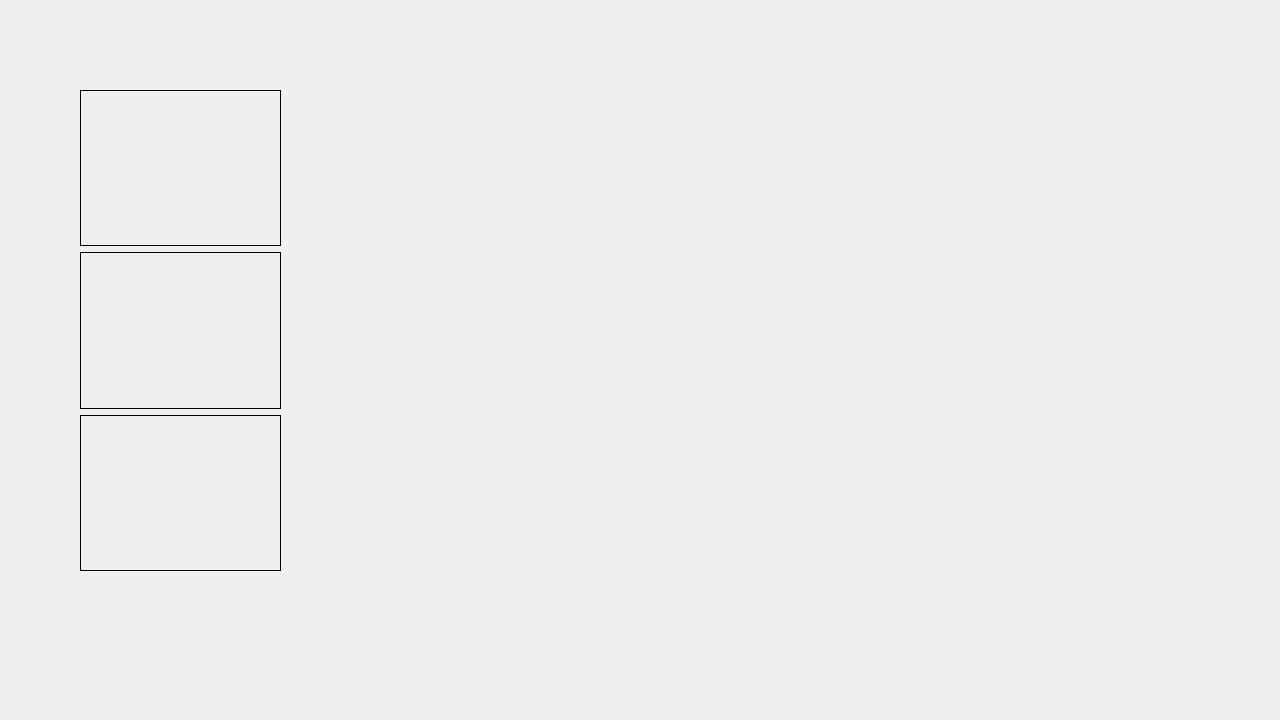
This is game2/fightui.ui in guyuisland/cxsjsj as Qt 5 draws it before an edit. The edited form follows.
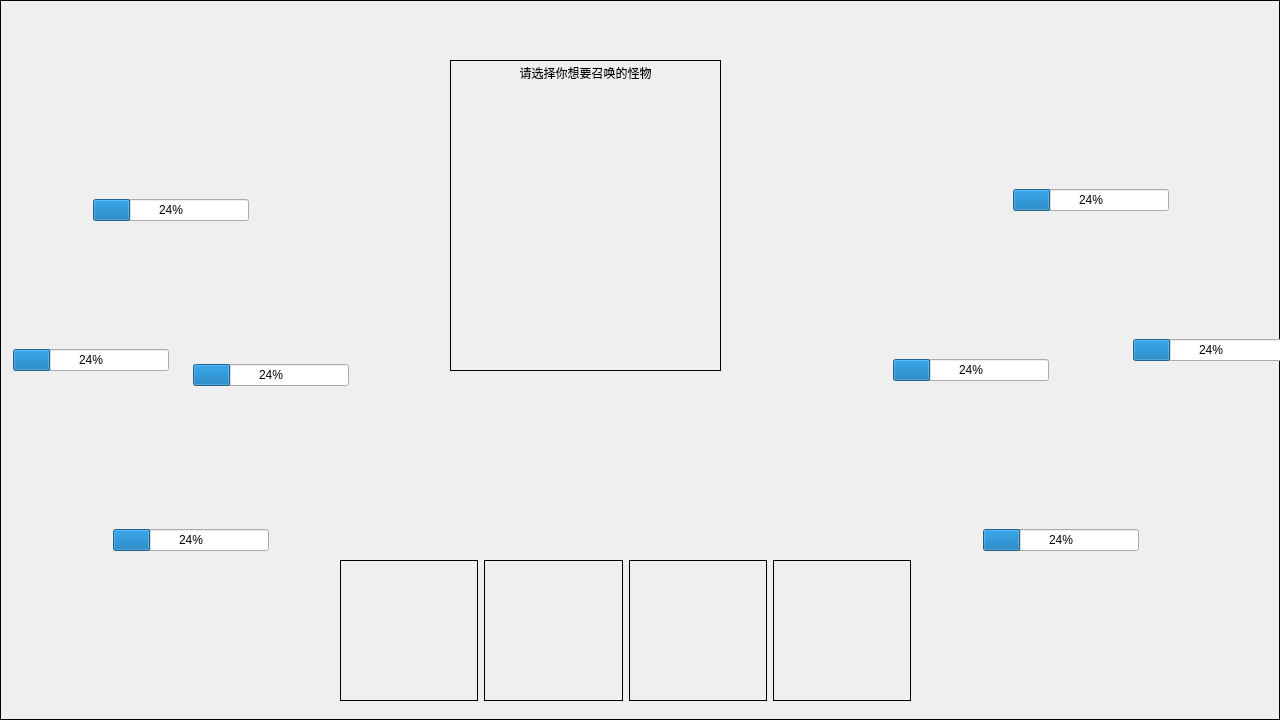
This is the edited form. Custom widgets are drawn as their Qt base class.

Patch:
```diff
--- a/game2/fightui.ui
+++ b/game2/fightui.ui
@@ -13,49 +13,546 @@
   <property name="windowTitle">
    <string>Dialog</string>
   </property>
+  <widget class="MyLabel" name="my_monster2">
+   <property name="geometry">
+    <rect>
+     <x>70</x>
+     <y>20</y>
+     <width>200</width>
+     <height>200</height>
+    </rect>
+   </property>
+   <property name="frameShape">
+    <enum>QFrame::NoFrame</enum>
+   </property>
+   <property name="text">
+    <string/>
+   </property>
+  </widget>
+  <widget class="MyLabel" name="my_monster1">
+   <property name="geometry">
+    <rect>
+     <x>160</x>
+     <y>190</y>
+     <width>200</width>
+     <height>200</height>
+    </rect>
+   </property>
+   <property name="frameShape">
+    <enum>QFrame::NoFrame</enum>
+   </property>
+   <property name="text">
+    <string/>
+   </property>
+  </widget>
+  <widget class="MyLabel" name="my_monster3">
+   <property name="geometry">
+    <rect>
+     <x>80</x>
+     <y>350</y>
+     <width>200</width>
+     <height>200</height>
+    </rect>
+   </property>
+   <property name="frameShape">
+    <enum>QFrame::NoFrame</enum>
+   </property>
+   <property name="text">
+    <string/>
+   </property>
+  </widget>
+  <widget class="MyLabel" name="my_label">
+   <property name="geometry">
+    <rect>
+     <x>10</x>
+     <y>240</y>
+     <width>100</width>
+     <height>100</height>
+    </rect>
+   </property>
+   <property name="frameShape">
+    <enum>QFrame::NoFrame</enum>
+   </property>
+   <property name="text">
+    <string/>
+   </property>
+  </widget>
+  <widget class="MyLabel" name="enemy_label">
+   <property name="geometry">
+    <rect>
+     <x>1150</x>
+     <y>240</y>
+     <width>100</width>
+     <height>100</height>
+    </rect>
+   </property>
+   <property name="frameShape">
+    <enum>QFrame::NoFrame</enum>
+   </property>
+   <property name="text">
+    <string/>
+   </property>
+  </widget>
+  <widget class="MyLabel" name="enemy_monster3">
+   <property name="geometry">
+    <rect>
+     <x>960</x>
+     <y>350</y>
+     <width>200</width>
+     <height>200</height>
+    </rect>
+   </property>
+   <property name="frameShape">
+    <enum>QFrame::NoFrame</enum>
+   </property>
+   <property name="text">
+    <string/>
+   </property>
+  </widget>
+  <widget class="MyLabel" name="enemy_monster1">
+   <property name="geometry">
+    <rect>
+     <x>870</x>
+     <y>190</y>
+     <width>200</width>
+     <height>200</height>
+    </rect>
+   </property>
+   <property name="frameShape">
+    <enum>QFrame::NoFrame</enum>
+   </property>
+   <property name="text">
+    <string/>
+   </property>
+  </widget>
+  <widget class="MyLabel" name="enemy_monster2">
+   <property name="geometry">
+    <rect>
+     <x>970</x>
+     <y>20</y>
+     <width>200</width>
+     <height>200</height>
+    </rect>
+   </property>
+   <property name="frameShape">
+    <enum>QFrame::NoFrame</enum>
+   </property>
+   <property name="text">
+    <string/>
+   </property>
+  </widget>
   <widget class="QWidget" name="widget" native="true">
    <property name="geometry">
     <rect>
-     <x>80</x>
+     <x>340</x>
+     <y>560</y>
+     <width>571</width>
+     <height>141</height>
+    </rect>
+   </property>
+   <layout class="QHBoxLayout" name="horizontalLayout">
+    <item>
+     <widget class="QLabel" name="skill0">
+      <property name="sizePolicy">
+       <sizepolicy hsizetype="Preferred" vsizetype="Preferred">
+        <horstretch>0</horstretch>
+        <verstretch>0</verstretch>
+       </sizepolicy>
+      </property>
+      <property name="frameShape">
+       <enum>QFrame::Box</enum>
+      </property>
+      <property name="text">
+       <string/>
+      </property>
+      <property name="alignment">
+       <set>Qt::AlignCenter</set>
+      </property>
+     </widget>
+    </item>
+    <item>
+     <widget class="QLabel" name="skill1">
+      <property name="frameShape">
+       <enum>QFrame::Box</enum>
+      </property>
+      <property name="text">
+       <string/>
+      </property>
+      <property name="alignment">
+       <set>Qt::AlignCenter</set>
+      </property>
+     </widget>
+    </item>
+    <item>
+     <widget class="QLabel" name="skill2">
+      <property name="frameShape">
+       <enum>QFrame::Box</enum>
+      </property>
+      <property name="text">
+       <string/>
+      </property>
+      <property name="alignment">
+       <set>Qt::AlignCenter</set>
+      </property>
+     </widget>
+    </item>
+    <item>
+     <widget class="QLabel" name="skill3">
+      <property name="frameShape">
+       <enum>QFrame::Box</enum>
+      </property>
+      <property name="text">
+       <string/>
+      </property>
+      <property name="alignment">
+       <set>Qt::AlignCenter</set>
+      </property>
+     </widget>
+    </item>
+   </layout>
+  </widget>
+  <widget class="QWidget" name="gridLayoutWidget">
+   <property name="geometry">
+    <rect>
+     <x>450</x>
      <y>90</y>
-     <width>201</width>
-     <height>481</height>
+     <width>271</width>
+     <height>281</height>
     </rect>
    </property>
-   <layout class="QVBoxLayout" name="verticalLayout">
+   <layout class="QGridLayout" name="gridLayout">
+    <item row="1" column="0">
+     <widget class="QLabel" name="summon_monster2">
+      <property name="text">
+       <string/>
+      </property>
+     </widget>
+    </item>
+    <item row="1" column="1">
+     <widget class="QLabel" name="summon_monster3">
+      <property name="text">
+       <string/>
+      </property>
+     </widget>
+    </item>
+    <item row="0" column="1">
+     <widget class="QLabel" name="summon_monster1">
+      <property name="text">
+       <string/>
+      </property>
+     </widget>
+    </item>
+    <item row="0" column="0">
+     <widget class="QLabel" name="summon_monster0">
+      <property name="text">
+       <string/>
+      </property>
+     </widget>
+    </item>
+   </layout>
+  </widget>
+  <widget class="QLabel" name="SummonLabel">
+   <property name="geometry">
+    <rect>
+     <x>450</x>
+     <y>60</y>
+     <width>271</width>
+     <height>311</height>
+    </rect>
+   </property>
+   <property name="frameShape">
+    <enum>QFrame::Box</enum>
+   </property>
+   <property name="text">
+    <string>请选择你想要召唤的怪物</string>
+   </property>
+   <property name="alignment">
+    <set>Qt::AlignHCenter|Qt::AlignTop</set>
+   </property>
+  </widget>
+  <widget class="QLabel" name="BackGround">
+   <property name="geometry">
+    <rect>
+     <x>0</x>
+     <y>0</y>
+     <width>1280</width>
+     <height>720</height>
+    </rect>
+   </property>
+   <property name="frameShape">
+    <enum>QFrame::Box</enum>
+   </property>
+   <property name="text">
+    <string/>
+   </property>
+  </widget>
+  <widget class="QWidget" name="widget_2" native="true">
+   <property name="geometry">
+    <rect>
+     <x>180</x>
+     <y>355</y>
+     <width>169</width>
+     <height>40</height>
+    </rect>
+   </property>
+   <layout class="QHBoxLayout" name="horizontalLayout_2">
     <item>
-     <widget class="QLabel" name="monster1">
-      <property name="frameShape">
-       <enum>QFrame::Box</enum>
+     <widget class="QLabel" name="label">
+      <property name="text">
+       <string/>
       </property>
+     </widget>
+    </item>
+    <item>
+     <widget class="QProgressBar" name="myMonblood_1">
+      <property name="value">
+       <number>24</number>
+      </property>
+     </widget>
+    </item>
+   </layout>
+  </widget>
+  <widget class="QWidget" name="widget_3" native="true">
+   <property name="geometry">
+    <rect>
+     <x>100</x>
+     <y>520</y>
+     <width>169</width>
+     <height>40</height>
+    </rect>
+   </property>
+   <layout class="QHBoxLayout" name="horizontalLayout_3">
+    <item>
+     <widget class="QLabel" name="label_2">
       <property name="text">
        <string/>
       </property>
      </widget>
     </item>
     <item>
-     <widget class="QLabel" name="monster2">
-      <property name="frameShape">
-       <enum>QFrame::Box</enum>
+     <widget class="QProgressBar" name="myMonblood_3">
+      <property name="value">
+       <number>24</number>
       </property>
+     </widget>
+    </item>
+   </layout>
+  </widget>
+  <widget class="QWidget" name="widget_4" native="true">
+   <property name="geometry">
+    <rect>
+     <x>80</x>
+     <y>190</y>
+     <width>169</width>
+     <height>40</height>
+    </rect>
+   </property>
+   <layout class="QHBoxLayout" name="horizontalLayout_4">
+    <item>
+     <widget class="QLabel" name="label_3">
       <property name="text">
        <string/>
       </property>
      </widget>
     </item>
     <item>
-     <widget class="QLabel" name="monster3">
-      <property name="frameShape">
-       <enum>QFrame::Box</enum>
+     <widget class="QProgressBar" name="myMonblood_2">
+      <property name="value">
+       <number>24</number>
       </property>
+     </widget>
+    </item>
+   </layout>
+  </widget>
+  <widget class="QWidget" name="widget_5" native="true">
+   <property name="geometry">
+    <rect>
+     <x>970</x>
+     <y>520</y>
+     <width>169</width>
+     <height>40</height>
+    </rect>
+   </property>
+   <layout class="QHBoxLayout" name="horizontalLayout_5">
+    <item>
+     <widget class="QLabel" name="label_4">
       <property name="text">
        <string/>
       </property>
      </widget>
     </item>
+    <item>
+     <widget class="QProgressBar" name="eneMonblood_3">
+      <property name="value">
+       <number>24</number>
+      </property>
+     </widget>
+    </item>
    </layout>
   </widget>
+  <widget class="QWidget" name="widget_6" native="true">
+   <property name="geometry">
+    <rect>
+     <x>880</x>
+     <y>350</y>
+     <width>169</width>
+     <height>40</height>
+    </rect>
+   </property>
+   <layout class="QHBoxLayout" name="horizontalLayout_6">
+    <item>
+     <widget class="QLabel" name="label_5">
+      <property name="text">
+       <string/>
+      </property>
+     </widget>
+    </item>
+    <item>
+     <widget class="QProgressBar" name="eneMonblood_1">
+      <property name="value">
+       <number>24</number>
+      </property>
+     </widget>
+    </item>
+   </layout>
+  </widget>
+  <widget class="QWidget" name="widget_7" native="true">
+   <property name="geometry">
+    <rect>
+     <x>1000</x>
+     <y>180</y>
+     <width>169</width>
+     <height>40</height>
+    </rect>
+   </property>
+   <layout class="QHBoxLayout" name="horizontalLayout_7">
+    <item>
+     <widget class="QLabel" name="label_6">
+      <property name="text">
+       <string/>
+      </property>
+     </widget>
+    </item>
+    <item>
+     <widget class="QProgressBar" name="eneMonblood_2">
+      <property name="value">
+       <number>24</number>
+      </property>
+     </widget>
+    </item>
+   </layout>
+  </widget>
+  <widget class="QWidget" name="widget_8" native="true">
+   <property name="geometry">
+    <rect>
+     <x>0</x>
+     <y>340</y>
+     <width>169</width>
+     <height>40</height>
+    </rect>
+   </property>
+   <layout class="QHBoxLayout" name="horizontalLayout_8">
+    <item>
+     <widget class="QLabel" name="label_7">
+      <property name="text">
+       <string/>
+      </property>
+     </widget>
+    </item>
+    <item>
+     <widget class="QProgressBar" name="myBlood">
+      <property name="value">
+       <number>24</number>
+      </property>
+     </widget>
+    </item>
+   </layout>
+  </widget>
+  <widget class="QWidget" name="widget_9" native="true">
+   <property name="geometry">
+    <rect>
+     <x>1120</x>
+     <y>330</y>
+     <width>169</width>
+     <height>40</height>
+    </rect>
+   </property>
+   <layout class="QHBoxLayout" name="horizontalLayout_9">
+    <item>
+     <widget class="QLabel" name="label_8">
+      <property name="text">
+       <string/>
+      </property>
+     </widget>
+    </item>
+    <item>
+     <widget class="QProgressBar" name="eneBlood">
+      <property name="value">
+       <number>24</number>
+      </property>
+     </widget>
+    </item>
+   </layout>
+  </widget>
+  <widget class="QLabel" name="mymonSkill_1">
+   <property name="geometry">
+    <rect>
+     <x>340</x>
+     <y>250</y>
+     <width>72</width>
+     <height>41</height>
+    </rect>
+   </property>
+   <property name="text">
+    <string/>
+   </property>
+  </widget>
+  <widget class="QLabel" name="monSelect1">
+   <property name="geometry">
+    <rect>
+     <x>920</x>
+     <y>330</y>
+     <width>71</width>
+     <height>20</height>
+    </rect>
+   </property>
+   <property name="mouseTracking">
+    <bool>false</bool>
+   </property>
+   <property name="text">
+    <string/>
+   </property>
+  </widget>
+  <zorder>BackGround</zorder>
+  <zorder>my_monster2</zorder>
+  <zorder>SummonLabel</zorder>
+  <zorder>my_monster1</zorder>
+  <zorder>my_monster3</zorder>
+  <zorder>my_label</zorder>
+  <zorder>enemy_label</zorder>
+  <zorder>enemy_monster3</zorder>
+  <zorder>enemy_monster1</zorder>
+  <zorder>enemy_monster2</zorder>
+  <zorder>widget</zorder>
+  <zorder>gridLayoutWidget</zorder>
+  <zorder>widget_2</zorder>
+  <zorder>widget_3</zorder>
+  <zorder>widget_4</zorder>
+  <zorder>widget_5</zorder>
+  <zorder>widget_6</zorder>
+  <zorder>widget_7</zorder>
+  <zorder>widget_8</zorder>
+  <zorder>widget_9</zorder>
+  <zorder>mymonSkill_1</zorder>
+  <zorder>monSelect1</zorder>
  </widget>
+ <customwidgets>
+  <customwidget>
+   <class>MyLabel</class>
+   <extends>QLabel</extends>
+   <header location="global">mylabel.h</header>
+  </customwidget>
+ </customwidgets>
  <resources/>
  <connections/>
 </ui>
```
